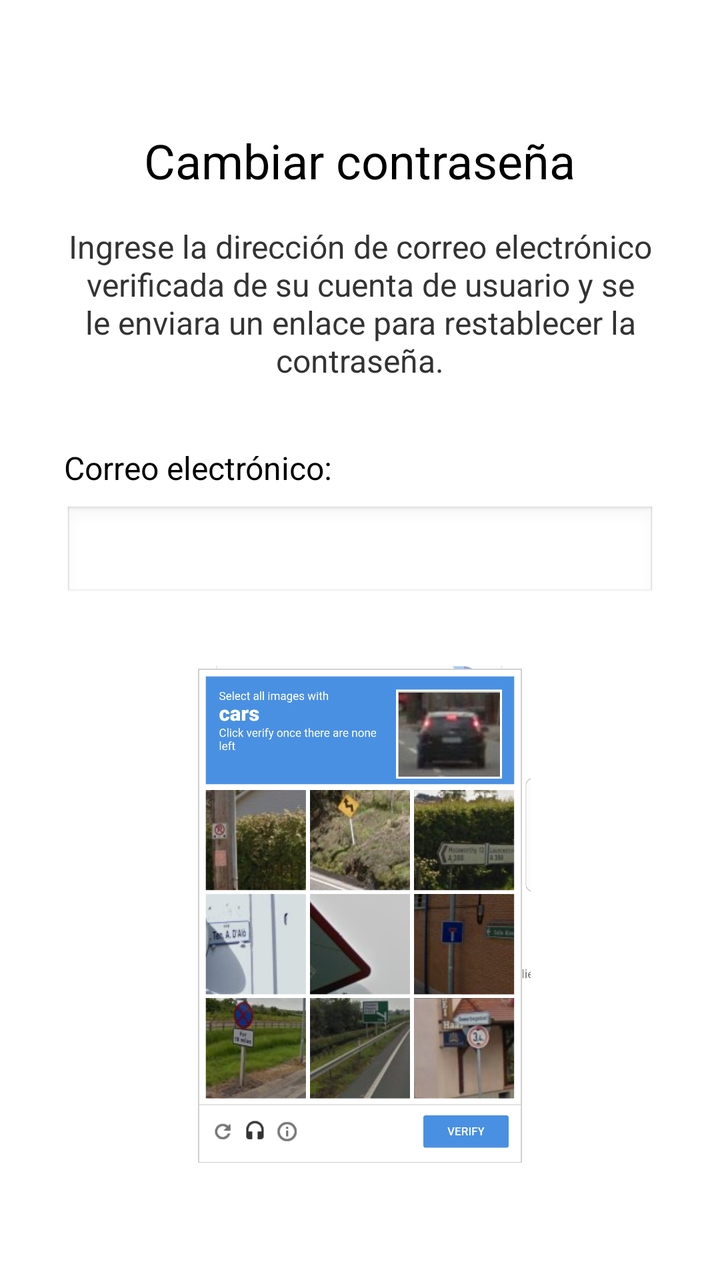
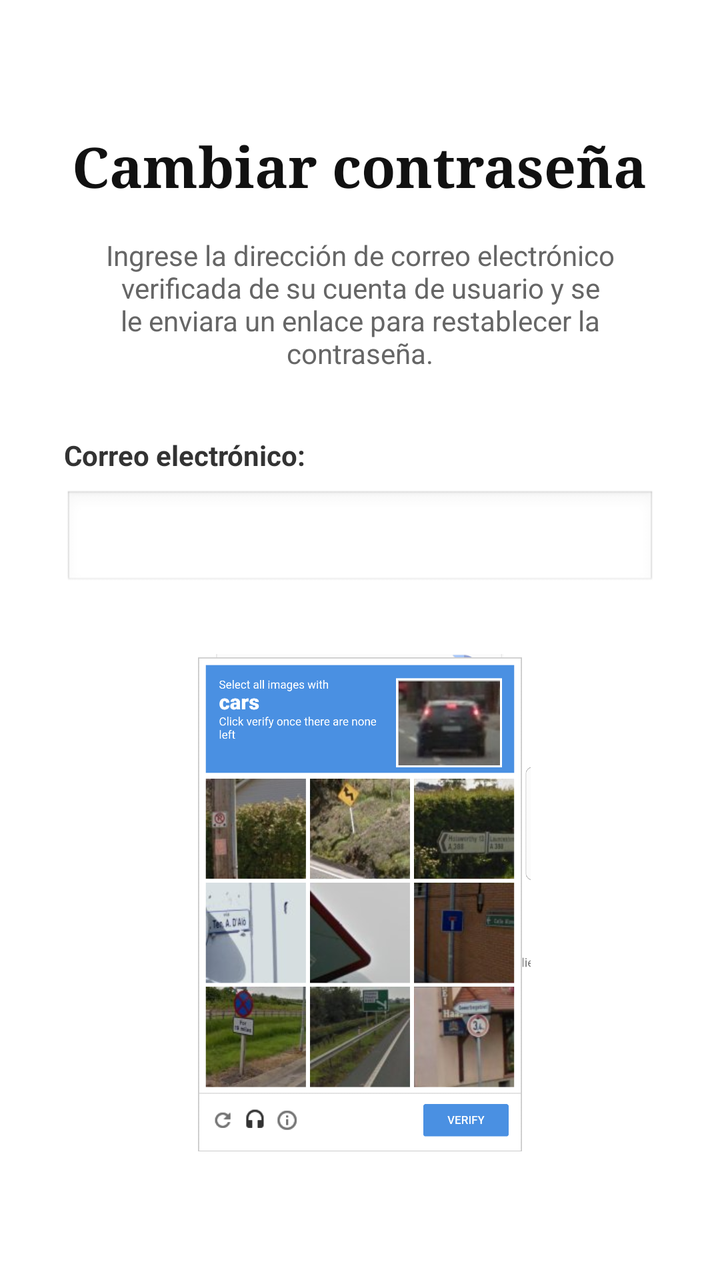

Before-and-after screenshots of an Android layout around one commit, followed by the original layout XML and the change that was made.
<!-- AndroidManifest.xml: application theme Theme.ControlDeMedicamentos -->
<!-- res/layout/activity_recuperar_contrasena.xml -->
<?xml version="1.0" encoding="utf-8"?>
<LinearLayout xmlns:android="http://schemas.android.com/apk/res/android"
    android:layout_width="match_parent"
    android:layout_height="match_parent"
    android:orientation="vertical"
    android:padding="32dp"
    android:gravity="center_horizontal"
    android:background="#FFFFFF">

    <TextView
        android:layout_width="wrap_content"
        android:layout_height="wrap_content"
        android:text="Cambiar contraseña"
        android:textSize="24sp"
        android:textColor="#000000"
        android:layout_marginTop="32dp"
        android:layout_marginBottom="16dp"/>

    <TextView
        android:layout_width="match_parent"
        android:layout_height="wrap_content"
        android:text="Ingrese la dirección de correo electrónico verificada de su cuenta de usuario y se le enviara un enlace para restablecer la contraseña."
        android:textSize="16sp"
        android:textColor="#333333"
        android:gravity="center"
        android:layout_marginBottom="32dp"/>

    <LinearLayout
        android:layout_width="match_parent"
        android:layout_height="wrap_content"
        android:orientation="vertical">
        <TextView
            android:layout_width="wrap_content"
            android:layout_height="wrap_content"
            android:text="Correo electrónico:"
            android:textColor="#000000"
            android:textSize="16sp"/>
        <EditText
            android:layout_width="match_parent"
            android:layout_height="48dp"
            android:background="@android:drawable/edit_text"
            android:inputType="textEmailAddress"
            android:layout_marginTop="8dp"/>
    </LinearLayout>

    <ImageView
        android:layout_width="250dp"
        android:layout_height="250dp"
        android:layout_marginTop="32dp"
        android:layout_marginBottom="32dp"
        android:src="@drawable/img_recaptcha"
        android:contentDescription="Imagen simulando el reCAPTCHA" />

    <Button
        android:layout_width="match_parent"
        android:layout_height="wrap_content"
        android:text="Enviar correo para\nrestablecer contraseña"
        android:background="@android:drawable/btn_default"
        android:textColor="#000000"
        android:textAllCaps="false"
        android:padding="12dp"/>

</LinearLayout>
<!-- resources referenced by this layout -->
<resources>
  <!-- drawable img_recaptcha: png bitmap (drawable, 992972 bytes) -->
  <style name="Theme.ControlDeMedicamentos" parent="Base.Theme.ControlDeMedicamentos" />
  <style name="Base.Theme.ControlDeMedicamentos" parent="Theme.Material3.DayNight.NoActionBar">
          
          
      </style>
</resources>

<!-- the commit's change to res/layout/activity_recuperar_contrasena.xml (unified diff, before → after) -->
@@ -11,8 +11,10 @@
         android:layout_width="wrap_content"
         android:layout_height="wrap_content"
         android:text="Cambiar contraseña"
-        android:textSize="24sp"
-        android:textColor="#000000"
+        android:fontFamily="serif"
+        android:textSize="28sp"
+        android:textStyle="bold"
+        android:textColor="#111111"
         android:layout_marginTop="32dp"
         android:layout_marginBottom="16dp"/>
 
@@ -20,8 +22,8 @@
         android:layout_width="match_parent"
         android:layout_height="wrap_content"
         android:text="Ingrese la dirección de correo electrónico verificada de su cuenta de usuario y se le enviara un enlace para restablecer la contraseña."
-        android:textSize="16sp"
-        android:textColor="#333333"
+        android:textSize="14sp"
+        android:textColor="#666666"
         android:gravity="center"
         android:layout_marginBottom="32dp"/>
 
@@ -33,14 +35,15 @@
             android:layout_width="wrap_content"
             android:layout_height="wrap_content"
             android:text="Correo electrónico:"
-            android:textColor="#000000"
-            android:textSize="16sp"/>
+            android:textStyle="bold"
+            android:textColor="#333333"
+            android:textSize="14sp"
+            android:layout_marginBottom="8dp"/>
         <EditText
             android:layout_width="match_parent"
-            android:layout_height="48dp"
+            android:layout_height="50dp"
             android:background="@android:drawable/edit_text"
-            android:inputType="textEmailAddress"
-            android:layout_marginTop="8dp"/>
+            android:inputType="textEmailAddress"/>
     </LinearLayout>
 
     <ImageView
@@ -51,13 +54,13 @@
         android:src="@drawable/img_recaptcha"
         android:contentDescription="Imagen simulando el reCAPTCHA" />
 
-    <Button
+    <androidx.appcompat.widget.AppCompatButton
         android:layout_width="match_parent"
-        android:layout_height="wrap_content"
+        android:layout_height="55dp"
         android:text="Enviar correo para\nrestablecer contraseña"
-        android:background="@android:drawable/btn_default"
-        android:textColor="#000000"
-        android:textAllCaps="false"
-        android:padding="12dp"/>
+        android:background="@drawable/bg_boton_verde_oscuro"
+        android:textColor="#FFFFFF"
+        android:textStyle="bold"
+        android:textAllCaps="false"/>
 
 </LinearLayout>
<!-- resource entries referenced after the edit -->
@@ -1,5 +1,9 @@
 <!-- resources referenced by this layout -->
 <resources>
+  <!-- drawable bg_boton_verde_oscuro (drawable) -->
+  <?xml version="1.0" encoding="utf-8"?>
+  <shape xmlns:android="http://schemas.android.com/apk/res/android" android:shape="rectangle">
+      <solid android:color="#1B6443" /> <corners android:radius="50dp" /> </shape>
   <!-- drawable img_recaptcha: png bitmap (drawable, 992972 bytes) -->
   <style name="Theme.ControlDeMedicamentos" parent="Base.Theme.ControlDeMedicamentos" />
   <style name="Base.Theme.ControlDeMedicamentos" parent="Theme.Material3.DayNight.NoActionBar">
